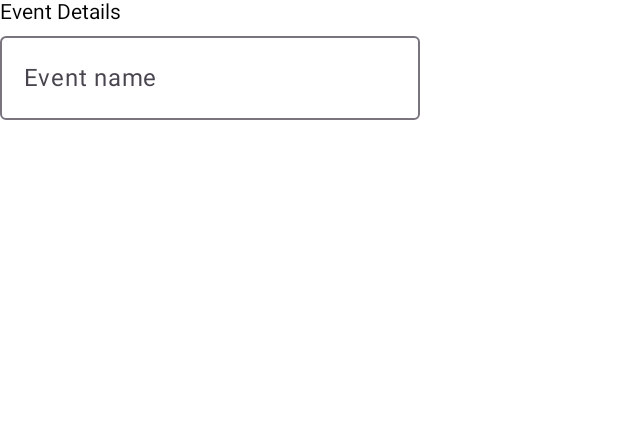
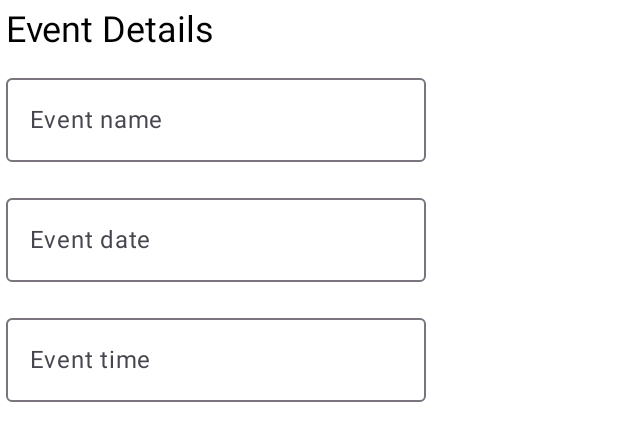
Before and after one commit to KarolinaWidz/You-re-Canceled-App, an Android app built with Jetpack Compose: the @Preview function EventDetailsPreview, on a phone screen of 412 x 824 dp. Shown: the top 441 px of the screen. Run offline under Robolectric (Android 15) with nearby library versions, the phone set to English and light mode, and no system bars.

Commit message:
add event details fields

```diff
--- a/app/src/main/java/edu/kwjw/you/presentation/ui/addnewevent/EventDetails.kt
+++ b/app/src/main/java/edu/kwjw/you/presentation/ui/addnewevent/EventDetails.kt
@@ -1,7 +1,13 @@
 package edu.kwjw.you.presentation.ui.addnewevent
 
 import androidx.compose.foundation.layout.Column
+import androidx.compose.foundation.layout.Row
 import androidx.compose.foundation.layout.fillMaxWidth
+import androidx.compose.foundation.layout.padding
+import androidx.compose.material.icons.Icons
+import androidx.compose.material.icons.filled.Info
+import androidx.compose.material3.Icon
+import androidx.compose.material3.MaterialTheme
 import androidx.compose.material3.OutlinedTextField
 import androidx.compose.material3.Text
 import androidx.compose.runtime.Composable
@@ -9,24 +15,40 @@ import androidx.compose.ui.Modifier
 import androidx.compose.ui.res.stringResource
 import androidx.compose.ui.tooling.preview.Preview
 import edu.kwjw.you.R
+import edu.kwjw.you.presentation.ui.common.ClickableTextField
+import edu.kwjw.you.presentation.ui.common.DatePickerModalDialog
+import edu.kwjw.you.presentation.ui.common.TimePickerModalDialog
+import edu.kwjw.you.presentation.ui.theme.PaddingMedium
+import edu.kwjw.you.presentation.ui.theme.PaddingSmall
 
 @Composable
 internal fun EventDetails(
     modifier: Modifier = Modifier,
     eventName: String = "",
-    onEventNameChanged: (String) -> Unit = {}
+    onEventNameChanged: (String) -> Unit = {},
+    eventDate: String = "",
+    onEventDateChanged: (String) -> Unit = {},
+    eventTime: String = "",
+    onEventTimeChanged: (String) -> Unit = {}
 ) {
-    Column(modifier = modifier.fillMaxWidth()) {
+    Column(
+        modifier = modifier
+            .fillMaxWidth()
+            .padding(PaddingSmall)
+    ) {
         EventDetailsTitle()
         EventNameField(name = eventName, onNameChanged = onEventNameChanged)
+        EventDate(date = eventDate, onDateChanged = onEventDateChanged)
+        EventTime(time = eventTime, onTimeChanged = onEventTimeChanged)
     }
 }
 
 @Composable
 private fun EventDetailsTitle(modifier: Modifier = Modifier) {
     Text(
-        modifier = modifier,
-        text = stringResource(R.string.event_details)
+        modifier = modifier.padding(bottom = PaddingMedium),
+        text = stringResource(R.string.event_details),
+        style = MaterialTheme.typography.headlineSmall
     )
 }
 
@@ -34,14 +56,81 @@ private fun EventDetailsTitle(modifier: Modifier = Modifier) {
 private fun EventNameField(
     modifier: Modifier = Modifier,
     name: String,
-    onNameChanged: (String) -> Unit
+    onNameChanged: (String) -> Unit,
+    isError: Boolean = false
 ) {
     OutlinedTextField(
         modifier = modifier,
         value = name,
         onValueChange = onNameChanged,
-        label = { Text("Event name") }
+        label = { Text(stringResource(R.string.event_name)) },
+        isError = isError,
+        supportingText = {
+            if (isError) {
+                ShowError(R.string.event_name_value_is_required_please_provide_a_valid_event_name)
+            }
+        }
     )
+}
+
+@Composable
+private fun EventDate(
+    modifier: Modifier = Modifier,
+    date: String,
+    onDateChanged: (String) -> Unit,
+    isError: Boolean = false,
+) {
+
+    ClickableTextField(
+        modifier = modifier,
+        value = date,
+        onValueChange = onDateChanged,
+        label = { Text(stringResource(R.string.event_date)) },
+        isError = isError,
+        supportingText = {
+            if (isError) {
+                ShowError(R.string.event_date_value_is_required_please_provide_a_valid_event_date)
+            }
+        },
+        onClicked = { DatePickerModalDialog() }
+    )
+}
+
+@Composable
+private fun EventTime(
+    modifier: Modifier = Modifier,
+    time: String,
+    onTimeChanged: (String) -> Unit,
+    isError: Boolean = false,
+) {
+
+    ClickableTextField(
+        modifier = modifier,
+        value = time,
+        onValueChange = onTimeChanged,
+        label = { Text(stringResource(R.string.event_time)) },
+        isError = isError,
+        supportingText = {
+            if (isError) {
+                ShowError(R.string.event_time_value_is_required_please_provide_a_valid_event_time)
+            }
+        },
+        onClicked = { TimePickerModalDialog() }
+    )
+}
+
+@Composable
+private fun ShowError(stringId: Int, modifier: Modifier = Modifier) {
+    Row(modifier = modifier) {
+        Icon(
+            modifier = Modifier.padding(end = PaddingSmall),
+            imageVector = Icons.Filled.Info,
+            tint = MaterialTheme.colorScheme.error,
+            contentDescription = null
+        )
+        Text(text = stringResource(stringId), color = MaterialTheme.colorScheme.error)
+
+    }
 }
 
 @Composable
--- a/app/src/main/java/edu/kwjw/you/presentation/ui/common/DatePickerModalDialog.kt
+++ b/app/src/main/java/edu/kwjw/you/presentation/ui/common/DatePickerModalDialog.kt
@@ -41,7 +41,7 @@ internal fun DatePickerModalDialog(
             }
         },
     ) {
-        DatePicker(state = datePickerState)
+        DatePicker(state = datePickerState, showModeToggle = false)
     }
 }
 
--- a/app/src/main/res/values/strings.xml
+++ b/app/src/main/res/values/strings.xml
@@ -23,4 +23,6 @@
     <string name="ok" translatable="false">OK</string>
     <string name="event_date">Event date</string>
     <string name="event_date_value_is_required_please_provide_a_valid_event_date">Event date value is required. Please provide a valid event date</string>
+    <string name="event_time_value_is_required_please_provide_a_valid_event_time">Event time value is required. Please provide a valid event time</string>
+    <string name="event_time">Event time</string>
 </resources>
```
Also changed, not shown: 1 other file.
